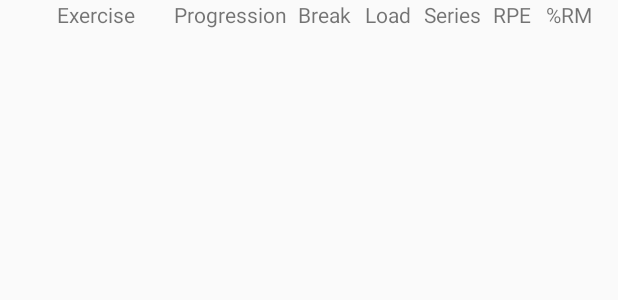
After one commit to Macbak03/GymApp, an Android app built with Jetpack Compose: the layout routine_table_titlerow.xml on its own in the app's theme, with its tools: preview values and no code run, on a phone screen of 412 x 824 dp. The commit adds this screen. Shown: the top 300 px of the screen. Run offline under Robolectric (Android 15) with nearby library versions, the phone set to English and light mode, and no system bars.

Commit message:
Added title table row and created classes to it

```diff
--- a/app/src/main/java/com/example/gymapp/MainActivity.kt
+++ b/app/src/main/java/com/example/gymapp/MainActivity.kt
@@ -2,6 +2,8 @@ package com.example.gymapp
 
 import android.os.Bundle
 import androidx.activity.ComponentActivity
+import com.example.gymapp.model.Weight
+import com.example.gymapp.model.WeightUnit
 
 class MainActivity : ComponentActivity() {
     override fun onCreate(savedInstanceState: Bundle?) {
--- /dev/null
+++ b/app/src/main/java/com/example/gymapp/model/ProgressionType.kt
@@ -0,0 +1,5 @@
+package com.example.gymapp.model
+
+enum class ProgressionType {
+    weight, reps, series,
+}
--- /dev/null
+++ b/app/src/main/java/com/example/gymapp/model/Rpe.kt
@@ -0,0 +1,6 @@
+package com.example.gymapp.model
+
+data class Rpe(
+    val value: Int,
+    val isRange: Boolean = false
+)
--- /dev/null
+++ b/app/src/main/java/com/example/gymapp/model/WeightUnit.kt
@@ -0,0 +1,5 @@
+package com.example.gymapp.model
+
+enum class WeightUnit {
+    kg, lbs
+}
--- a/app/src/main/res/layout/activity_main.xml
+++ b/app/src/main/res/layout/activity_main.xml
@@ -5,11 +5,11 @@
     android:layout_width="match_parent"
     android:layout_height="match_parent">
 
-    <TextView
-        android:id="@+id/textView"
+    <Button
+        android:id="@+id/buttonCreateRoutine"
         android:layout_width="wrap_content"
         android:layout_height="wrap_content"
-        android:text="TextView"
+        android:text="Create routine"
         app:layout_constraintEnd_toEndOf="parent"
         app:layout_constraintStart_toStartOf="parent"
         app:layout_constraintTop_toTopOf="parent" />
--- /dev/null
+++ b/app/src/main/res/layout/routine_table_titlerow.xml
@@ -0,0 +1,67 @@
+<?xml version="1.0" encoding="utf-8"?>
+<androidx.constraintlayout.widget.ConstraintLayout xmlns:android="http://schemas.android.com/apk/res/android"
+    xmlns:app="http://schemas.android.com/apk/res-auto"
+    xmlns:tools="http://schemas.android.com/tools"
+    android:layout_width="match_parent"
+    android:layout_height="match_parent">
+
+    <TableRow
+        android:id="@+id/tableRowTitleRow"
+        android:layout_width="wrap_content"
+        android:layout_height="wrap_content"
+
+        app:layout_constraintEnd_toEndOf="parent"
+        app:layout_constraintStart_toStartOf="parent"
+        app:layout_constraintTop_toTopOf="parent">
+
+        <TextView
+            android:id="@+id/textViewExerciseTitle"
+            android:layout_width="100dp"
+            android:layout_height="wrap_content"
+            android:text="Exercise"
+            android:textAlignment="center" />
+
+        <TextView
+            android:id="@+id/textViewProgressionTitle"
+            android:layout_width="80dp"
+            android:layout_height="wrap_content"
+            android:text="Progression"
+            android:textAlignment="center"/>
+
+        <TextView
+            android:id="@+id/textViewBreakTitle"
+            android:layout_width="45dp"
+            android:layout_height="wrap_content"
+            android:text="Break"
+            android:textAlignment="center"/>
+
+        <TextView
+            android:id="@+id/textViewLoadTitle"
+            android:layout_width="40dp"
+            android:layout_height="wrap_content"
+            android:text="Load"
+            android:textAlignment="center"/>
+
+        <TextView
+            android:id="@+id/textViewSeriesTitle"
+            android:layout_width="45dp"
+            android:layout_height="wrap_content"
+            android:text="Series"
+            android:textAlignment="center"/>
+
+        <TextView
+            android:id="@+id/textViewRpeTitle"
+            android:layout_width="35dp"
+            android:layout_height="wrap_content"
+            android:text="RPE"
+            android:textAlignment="center"/>
+
+        <TextView
+            android:id="@+id/textViewRmTitle"
+            android:layout_width="40dp"
+            android:layout_height="wrap_content"
+            android:text="%RM"
+            android:textAlignment="center"/>
+
+    </TableRow>
+</androidx.constraintlayout.widget.ConstraintLayout>
```
Also changed, not shown: app/src/main/java/com/example/gymapp/model/Reps.kt (added, +12 -0 lines), app/src/main/java/com/example/gymapp/model/Routine.kt (added, +15 -0 lines), app/src/main/java/com/example/gymapp/model/Weight.kt (added, +27 -0 lines).
